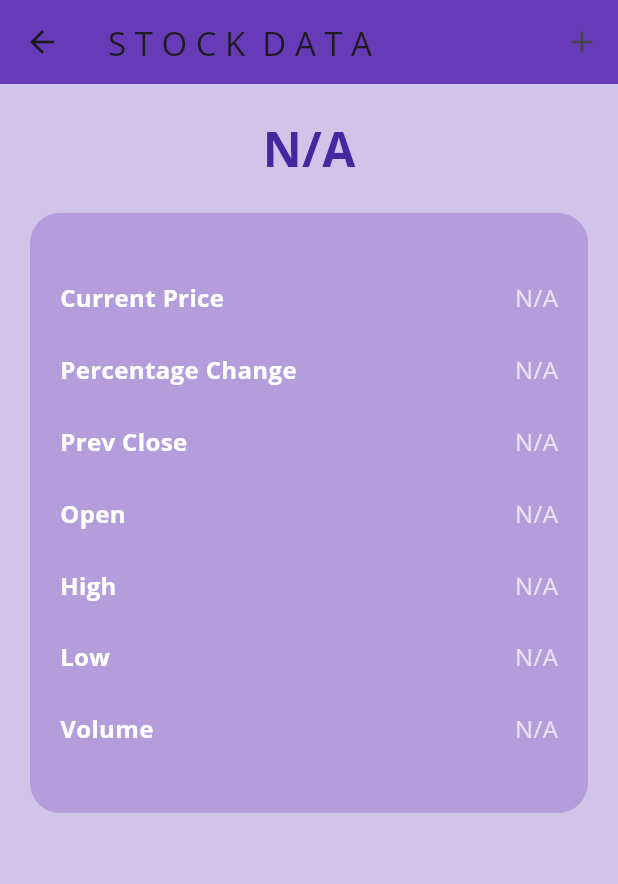
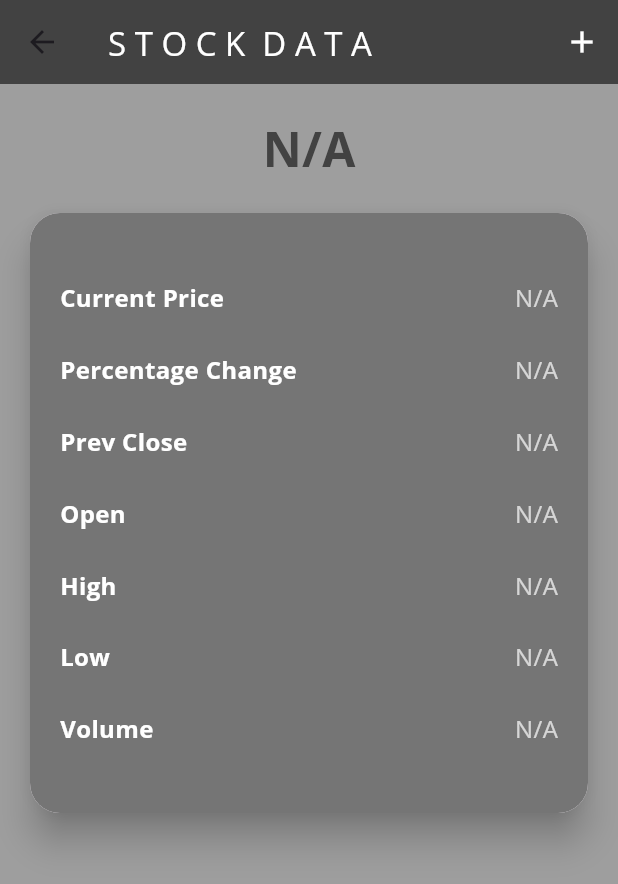
Before and after one commit to variskadri92/stock_price_flutter, a Flutter app: the screen it shows after launch, after a tap on "aapl", on a phone screen of 412 x 824 dp. Shown: the top 884 px of the screen. Run offline on Flutter 3.47's test engine with Material 3 defaults, Android fonts, the phone set to English and light mode, and no system bars; our stand-ins replace curved_navigation_bar, get, google_fonts; network calls fail.

Commit message:
Final Commit

```diff
--- a/analysis_options.yaml
+++ b/analysis_options.yaml
@@ -21,6 +21,9 @@ linter:
   # `// ignore_for_file: name_of_lint` syntax on the line or in the file
   # producing the lint.
   rules:
+    prefer_const_constructors: true
+    prefer_const_constructors_in_immutables: true
+    prefer_const_literals_to_create_immutables: true
     # avoid_print: false  # Uncomment to disable the `avoid_print` rule
     # prefer_single_quotes: true  # Uncomment to enable the `prefer_single_quotes` rule
 
--- a/lib/main.dart
+++ b/lib/main.dart
@@ -1,13 +1,8 @@
-import 'package:curved_navigation_bar/curved_navigation_bar.dart';
 import 'package:flutter/material.dart';
 import 'package:get/get.dart';
-import 'package:get/get_core/src/get_main.dart';
-import 'package:get/get_navigation/src/root/get_material_app.dart';
 import 'package:google_fonts/google_fonts.dart';
 import 'package:stock_price_app/navigation_menu.dart';
-import 'package:stock_price_app/screens/home_screen.dart';
-import 'package:stock_price_app/screens/stock_data.dart';
-import 'package:stock_price_app/screens/watchlist_screen.dart';
+import 'controller/watchlist_controller.dart';
 
 void main() {
   Get.put(WatchlistController());
@@ -17,18 +12,17 @@
 class MyApp extends StatelessWidget {
   const MyApp({super.key});
 
-  // This widget is the root of your application.
   @override
   Widget build(BuildContext context) {
     return GetMaterialApp(
-      title: 'Flutter Demo',
+      title: 'Stock Quote',
       debugShowCheckedModeBanner: false,
       theme: ThemeData(
         fontFamily: GoogleFonts.openSans().fontFamily,
         colorScheme: ColorScheme.fromSeed(seedColor: Colors.deepPurple),
         useMaterial3: true,
       ),
-      home: NavigationMenu(),
+      home: const NavigationMenu(),
     );
   }
 }
--- a/lib/navigation_menu.dart
+++ b/lib/navigation_menu.dart
@@ -12,8 +12,8 @@ class NavigationMenu extends StatefulWidget {
 
 class _NavigationMenuState extends State<NavigationMenu> {
   List screens = [
-    HomeScreen(),
-    WatchlistScreen(),
+    const HomeScreen(),
+    const WatchlistScreen(),
   ];
   int _selectedIndex = 0;
   @override
@@ -22,11 +22,11 @@ class _NavigationMenuState extends State<NavigationMenu> {
       bottomNavigationBar: CurvedNavigationBar(
         index: _selectedIndex,
         height: 60,
-        color: Colors.deepPurple.shade50,
-        backgroundColor: Colors.deepPurple.shade100,
-        items: [
+        color: Colors.grey.shade50,
+        backgroundColor: Colors.grey.shade500,
+        items: const [
           Icon(Icons.home),
-          Icon(Icons.heart_broken),
+          Icon(Icons.favorite),
         ],
         onTap: (index){
           setState(() {
--- a/lib/screens/home_screen.dart
+++ b/lib/screens/home_screen.dart
@@ -2,8 +2,9 @@ import 'dart:convert';
 import 'package:flutter/material.dart';
 import 'package:get/get.dart';
 import 'package:http/http.dart' as http;
+import 'package:intl/intl.dart';
 import 'package:stock_price_app/models/search_symbol.dart';
-import 'package:stock_price_app/screens/stock_data.dart';
+import 'package:stock_price_app/screens/search_stock_data.dart';
 import 'package:stock_price_app/widgets/popular_tile.dart';
 
 class HomeScreen extends StatefulWidget {
@@ -18,6 +19,7 @@ class _HomeScreenState extends State<HomeScreen> {
     'aapl',
     'ibm',
     'ba',
+
   ];
   List<Datum> retrieveItems = [];
 
@@ -53,21 +55,22 @@ class _HomeScreenState extends State<HomeScreen> {
 
   @override
   Widget build(BuildContext context) {
+    String currentDateTime = DateFormat('d MMMM, hh:mm a').format(DateTime.now());  // Format current date and time
     return Scaffold(
-      backgroundColor: Colors.deepPurple[100],
+      backgroundColor: Colors.grey[500],
       body: Stack(
         children: [
           CustomScrollView(
             slivers: [
               SliverAppBar(
-                backgroundColor: Colors.deepPurple,
+                backgroundColor: Colors.grey.shade800,
                 title: Column(
                   crossAxisAlignment: CrossAxisAlignment.start,
                   children: [
-                    Text('S T O C K  Q U O T E',
+                    const Text('S T O C K   Q U O T E',
                         style: TextStyle(color: Colors.white, fontSize: 24)),
-                    Text('8 August',
-                        style: TextStyle(color: Colors.white, fontSize: 16)),
+                    Text(currentDateTime,
+                        style: const TextStyle(color: Colors.white, fontSize: 16)),
                   ],
                 ),
                 expandedHeight: 180,
@@ -79,35 +82,42 @@ class _HomeScreenState extends State<HomeScreen> {
                     child: Column(
                       crossAxisAlignment: CrossAxisAlignment.start,
                       children: [
-                        SizedBox(height: 90),
+                        const SizedBox(height: 90),
                         TextField(
                           onChanged: (value) async {
-                            await _fetchSearch(value);
+
+                            if (value.isEmpty) {
+                              setState(() {
+                                retrieveItems = [];
+                              });
+                            } else {
+                              await _fetchSearch(value);
+                            }
                           },
                           decoration: InputDecoration(
                             hintText: 'Enter stock symbol',
-                            hintStyle: TextStyle(color: Colors.grey[400]),
+                            hintStyle: TextStyle(color: Colors.grey[600]),
                             border: OutlineInputBorder(
                               borderRadius: BorderRadius.circular(30),
                               borderSide: BorderSide.none,
                             ),
                             filled: true,
-                            fillColor: Colors.grey[200],
+                            fillColor: Colors.grey[00],
                             prefixIcon:
                             Icon(Icons.search, color: Colors.grey[600]),
-                            contentPadding: EdgeInsets.symmetric(
+                            contentPadding: const EdgeInsets.symmetric(
                                 vertical: 14, horizontal: 20),
                             enabledBorder: OutlineInputBorder(
                               borderRadius: BorderRadius.circular(30),
-                              borderSide: BorderSide(color: Colors.transparent),
+                              borderSide: const BorderSide(color: Colors.transparent),
                             ),
                             focusedBorder: OutlineInputBorder(
                               borderRadius: BorderRadius.circular(30),
                               borderSide:
-                              BorderSide(color: Colors.deepPurpleAccent),
+                              BorderSide(color: Colors.grey.shade100),
                             ),
                           ),
-                          style: TextStyle(color: Colors.black, fontSize: 16),
+                          style: const TextStyle(color: Colors.black, fontSize: 16),
                         ),
                       ],
                     ),
@@ -128,26 +138,26 @@ class _HomeScreenState extends State<HomeScreen> {
           if(retrieveItems.isNotEmpty)
             Positioned(
               top: 170,
-              left: 20,
-              right: 20,
+              left: 25,
+              right: 25,
               child: Container(
                 constraints: BoxConstraints(
               maxHeight: MediaQuery.sizeOf(context).height * 0.32, // Constrain the height
     ),
                 decoration: BoxDecoration(
-                  color: Colors.white,
+                  color: Colors.grey.shade100,
                   borderRadius: BorderRadius.circular(15),
                 ),
                 child: ListView.builder(
                     itemCount: retrieveItems.length,
                     shrinkWrap: true,
-                    physics: BouncingScrollPhysics(),
+                    physics: const BouncingScrollPhysics(),
                     itemBuilder: (context, index) {
                       Datum item = retrieveItems[index];
                       return ListTile(
                         title: Text(item.symbol),
                         subtitle: Text(item.instrumentName),
-                        onTap: () => Get.to(() => StockData(symbol: item.symbol)),
+                        onTap: () => Get.to(() => SearchStockData(symbol: item.symbol)),
                       );
                     }),
               ),
--- a/lib/screens/stock_data.dart
+++ b/lib/screens/stock_data.dart
@@ -1,73 +1,61 @@
 import 'package:flutter/material.dart';
 import 'package:get/get.dart';
-import 'package:get/get_state_manager/src/simple/get_controllers.dart';
-import 'package:stock_price_app/services/api_service.dart';
-
+import '../controller/watchlist_controller.dart';
 import '../models/global_quote.dart';
 
-class StockData extends StatefulWidget {
-  const StockData({super.key, required this.symbol});
+class StockData extends StatelessWidget {
+  const StockData({
+    super.key,
+    required this.symbol,
+    required this.quote,
+    required this.price,
+  });
 
   final String symbol;
-
-  @override
-  State<StockData> createState() => _StockDataState();
-}
-
-class _StockDataState extends State<StockData> {
-
-   final WatchlistController watchlistController = Get.find();
-  final ApiService fetchStockData = ApiService();
-  late Future<GlobalQuote?> _futureQuote;
-  late Future<double?> price;
-
-  @override
-  void initState() {
-    super.initState();
-    _futureQuote = fetchStockData.fetchStockQuote(widget.symbol);
-    price = fetchStockData.fetchStockPrice(widget.symbol);
-  }
+  final GlobalQuote? quote;
+  final double? price;
 
 
   @override
   Widget build(BuildContext context) {
-    return FutureBuilder(
-      future: Future.wait([
-        _futureQuote,
-        price,
-      ]),
-      builder: (context, snapshot) {
-        if (snapshot.connectionState == ConnectionState.waiting) {
-          return Center(child: CircularProgressIndicator());
-        } else if (snapshot.hasError) {
-          return Center(child: Text('Error: ${snapshot.error}'));
-        } else if (!snapshot.hasData || snapshot.data == null) {
-          return Center(child: Text('No data available'));
-        }
+    final WatchlistController watchlistController = Get.find();
 
-        final quote = snapshot.data![0] as GlobalQuote?;
-        final priceValue = snapshot.data![1] as double?;
-
-        // Handle cases where price or quote might be null
-        final displayPrice = priceValue?.toStringAsFixed(2) ?? 'N/A';
-        final change = double.tryParse(quote?.change ?? '0.0') ?? 0.0;
-        final percentChange = double.tryParse(quote?.percentChange ?? '0.0') ?? 0.0;
-
+    final displayPrice = price?.toStringAsFixed(2) ?? 'N/A';
 
     return Scaffold(
-          backgroundColor: Colors.deepPurple[100],
+      backgroundColor: Colors.grey.shade500,
       appBar: AppBar(
-            title: const Text("S T O C K  D A T A"),
-            backgroundColor: Colors.deepPurple,
+        title: const Text("S T O C K  D A T A",style: TextStyle(color: Colors.white),),
+        backgroundColor: Colors.grey.shade800,
         actions: [
-              IconButton(onPressed: (){
-              watchlistController.addSymbol(widget.symbol);
-              print(watchlistController.watchlistSymbol);
-              }, icon: Icon(Icons.add))
+          IconButton(
+            onPressed: () {
+              watchlistController.addSymbol(symbol);
+              var snackBar = SnackBar(
+                behavior: SnackBarBehavior.floating,
+                backgroundColor: Colors.grey.shade500,
+                elevation: 0,
+                content: Container(
+                  decoration: BoxDecoration(
+                      color: Colors.grey.shade800,
+                      borderRadius: BorderRadius.circular(12)
+                  ),
+                  child: const Padding(
+                    padding:  EdgeInsets.all(16),
+                    child: Text('Stock Added to Watchlist'),
+                  ),
+                ),
+              );
+
+              ScaffoldMessenger.of(context).showSnackBar(snackBar);
+            },
+            icon: const Icon(Icons.add,color: Colors.white,),
+          ),
         ],
       ),
       body: Padding(
         padding: const EdgeInsets.all(20.0),
+        child: SingleChildScrollView(
           child: Column(
             crossAxisAlignment: CrossAxisAlignment.center,
             children: [
@@ -76,29 +64,33 @@ class _StockDataState extends State<StockData> {
                 style: TextStyle(
                   fontSize: 32,
                   fontWeight: FontWeight.bold,
-                    color: Colors.deepPurple[800],
+                  color: Colors.grey.shade800,
                 ),
               ),
               const SizedBox(height: 20),
               Center(
+                child: Material(
+                  borderRadius: BorderRadius.circular(20),
+                  elevation: 10,
                   child: ClipRRect(
                     borderRadius: BorderRadius.circular(20),
                     child: Container(
                       height: 400,
                       padding: const EdgeInsets.all(20),
-                      color: Colors.deepPurple[200],
+                      color: Colors.grey.shade600,
                       child: Column(
                         mainAxisAlignment: MainAxisAlignment.spaceEvenly,
                         crossAxisAlignment: CrossAxisAlignment.start,
                         children: [
-                          buildStockInfoRow("Current Price", displayPrice),
-                          buildStockInfoRow("Percentage Change",  quote?.percentChange ?? 'N/A'),
-                          buildStockInfoRow("Prev Close",  quote?.previousClose ?? 'N/A'),
-                          buildStockInfoRow("Open",  quote?.open ?? 'N/A'),
-                          buildStockInfoRow("High",  quote?.high ?? 'N/A'),
-                          buildStockInfoRow("Low", quote?.low ?? 'N/A'),
-                          buildStockInfoRow("Volume", quote?.volume ?? 'N/A'),
+                          stockDataRow("Current Price", displayPrice),
+                          stockDataRow("Percentage Change", quote?.percentChange ?? 'N/A'),
+                          stockDataRow("Prev Close", quote?.previousClose ?? 'N/A'),
+                          stockDataRow("Open", quote?.open ?? 'N/A'),
+                          stockDataRow("High", quote?.high ?? 'N/A'),
+                          stockDataRow("Low", quote?.low ?? 'N/A'),
+                          stockDataRow("Volume", quote?.volume ?? 'N/A'),
                         ],
+                      ),
                     ),
                   ),
                 ),
@@ -106,12 +98,11 @@ class _StockDataState extends State<StockData> {
             ],
           ),
         ),
-        );
-      }
+      ),
     );
   }
 
-  Widget buildStockInfoRow(String label, String value) {
+  Widget stockDataRow(String label, String value) {
     return Row(
       mainAxisAlignment: MainAxisAlignment.spaceBetween,
       children: [
@@ -134,17 +125,3 @@ class _StockDataState extends State<StockData> {
     );
   }
 }
-
-class WatchlistController extends GetxController {
-  var watchlistSymbol = <String>[].obs;
-
-  void addSymbol(String symbol) {
-    if (!watchlistSymbol.contains(symbol)) {
-      watchlistSymbol.add(symbol);
-    }
-  }
-
-  void removeSymbol(String symbol) {
-    watchlistSymbol.remove(symbol);
-  }
-}
--- a/lib/services/api_service.dart
+++ b/lib/services/api_service.dart
@@ -4,7 +4,7 @@ import '../models/global_quote.dart';
 
 class ApiService {
   final String _baseUrl = 'https://api.twelvedata.com';
-  final String _apiKey = '96d4fdf7bb2245429dee572a5064fe3f';
+  final String _apiKey = '527e668da5164066af5ff2e7e6aa5696';
 
   Future<GlobalQuote?> fetchStockQuote(String symbol) async {
     final url = Uri.parse('$_baseUrl/quote?symbol=$symbol&apikey=$_apiKey');
@@ -16,10 +16,8 @@ class ApiService {
         final Map<String, dynamic> json = jsonDecode(response.body);
 
         if (json.containsKey('symbol')) {
-          print(json);
           return GlobalQuote.fromMap(json);
         } else {
-          // Handle the case where the API returns an error or unexpected data
           print('Error fetching data: ${json['message']}');
           return null;
         }
--- a/lib/widgets/popular_tile.dart
+++ b/lib/widgets/popular_tile.dart
@@ -2,6 +2,7 @@ import 'package:flutter/material.dart';
 import 'package:get/get.dart';
 import 'package:stock_price_app/models/global_quote.dart';
 import 'package:stock_price_app/screens/stock_data.dart';
+import '../controller/watchlist_controller.dart';
 import '../services/api_service.dart';
 
 class PopularTile extends StatefulWidget {
@@ -20,7 +21,6 @@ class PopularTile extends StatefulWidget {
 
 class _PopularTileState extends State<PopularTile> {
   final ApiService fetchStockData = ApiService();
-  final WatchlistController watchlistController = Get.find();
   late Future<GlobalQuote?> _futureQuote;
   late Future<double?> price;
 
@@ -35,6 +35,8 @@ class _PopularTileState extends State<PopularTile> {
 
   @override
   Widget build(BuildContext context) {
+    final WatchlistController watchlistController = Get.find();
+
     return FutureBuilder<List<dynamic>>(
       future: Future.wait([
         _futureQuote,
@@ -42,11 +44,11 @@ class _PopularTileState extends State<PopularTile> {
       ]),
       builder: (context, snapshot) {
         if (snapshot.connectionState == ConnectionState.waiting) {
-          return Center(child: CircularProgressIndicator());
+          return const  Center(child: CircularProgressIndicator());
         } else if (snapshot.hasError) {
           return Center(child: Text('Error: ${snapshot.error}'));
         } else if (!snapshot.hasData || snapshot.data == null) {
-          return Center(child: Text('No data available'));
+          return const Center(child: Text('No data available'));
         }
 
         final quote = snapshot.data![0] as GlobalQuote?;
@@ -57,13 +59,21 @@ class _PopularTileState extends State<PopularTile> {
         final percentChange = double.tryParse(quote?.percentChange ?? '0.0') ?? 0.0;
 
         return InkWell(
-          onTap: () => Get.to(() => StockData(symbol: widget.symbol)),
-          child: Padding(
+          onTap: () {
+            Get.to(() => StockData(
+              symbol: widget.symbol,
+              quote: quote,
+              price: priceValue,
+            ));
+          },        child: Padding(
             padding: const EdgeInsets.all(15),
+            child: Material(
+              elevation: 10,
+              borderRadius: BorderRadius.circular(16),
               child: Container(
-              padding: EdgeInsets.all(16),
+                padding: const EdgeInsets.all(16),
                 decoration: BoxDecoration(
-                color: Colors.deepPurple[200],
+                  color: Colors.grey.shade600,
                   borderRadius: BorderRadius.circular(16),
                 ),
                 child: Row(
@@ -74,7 +84,7 @@ class _PopularTileState extends State<PopularTile> {
                       children: [
                         Text(
                           widget.symbol,
-                        style: TextStyle(
+                          style: const TextStyle(
                             fontSize: 16,
                             fontWeight: FontWeight.bold,
                             color: Colors.white,
@@ -84,7 +94,7 @@ class _PopularTileState extends State<PopularTile> {
                           width: 150,
                           child: Text(
                             quote?.name ?? 'N/A',
-                          style: TextStyle(
+                            style: const TextStyle(
                               fontSize: 14,
                               fontWeight: FontWeight.bold,
                               color: Colors.white,
@@ -96,16 +106,17 @@ class _PopularTileState extends State<PopularTile> {
                     ),
                     Column(
                       children: [
+
                         Text(
                           displayPrice,
-                        style: TextStyle(
+                          style: const TextStyle(
                             fontSize: 16,
                             fontWeight: FontWeight.bold,
                             color: Colors.white,
                           ),
                         ),
                         Container(
-                        padding: EdgeInsets.all(6),
+                          padding: const EdgeInsets.all(6),
                           decoration: BoxDecoration(
                             color: change < 0
                                 ? Colors.red.withOpacity(0.7)
@@ -114,14 +125,14 @@ class _PopularTileState extends State<PopularTile> {
                           ),
                           child: Text(
                             '${change.toStringAsFixed(2)} (${percentChange.toStringAsFixed(2)}%)',
-                          style: TextStyle(color: Colors.white),
+                            style: const TextStyle(color: Colors.white),
                           ),
                         ),
                       ],
                     ),
                     if (widget.showRemoveButton)
                       IconButton(
-                      icon: Icon(Icons.remove_circle, color: Colors.red),
+                        icon:const  Icon(Icons.remove_circle, color: Colors.red),
                         onPressed: () {
                           watchlistController.removeSymbol(widget.symbol);
                         },
@@ -130,6 +141,7 @@ class _PopularTileState extends State<PopularTile> {
                 ),
               ),
             ),
+          ),
         );
       },
     );
--- a/pubspec.yaml
+++ b/pubspec.yaml
@@ -38,10 +38,8 @@ dependencies:
   http: ^1.2.2
   google_fonts: ^6.2.1
   get: ^4.6.6
-  google_nav_bar: ^5.0.6
   curved_navigation_bar: ^1.0.6
-  flutter_typeahead: ^5.2.0
-  shared_preferences: ^2.3.1
+  intl: ^0.19.0
 
 dev_dependencies:
   flutter_test:
```
Also changed, not shown: lib/controller/watchlist_controller.dart (added, +14 -0 lines), lib/screens/search_stock_data.dart (added, +142 -0 lines), lib/screens/watchlist_screen.dart (+9 -7 lines), lib/widgets/search_bar.dart (deleted, +0 -35 lines), pubspec.lock, 1 other file. Lines whose indentation alone changed are shown as unchanged.
